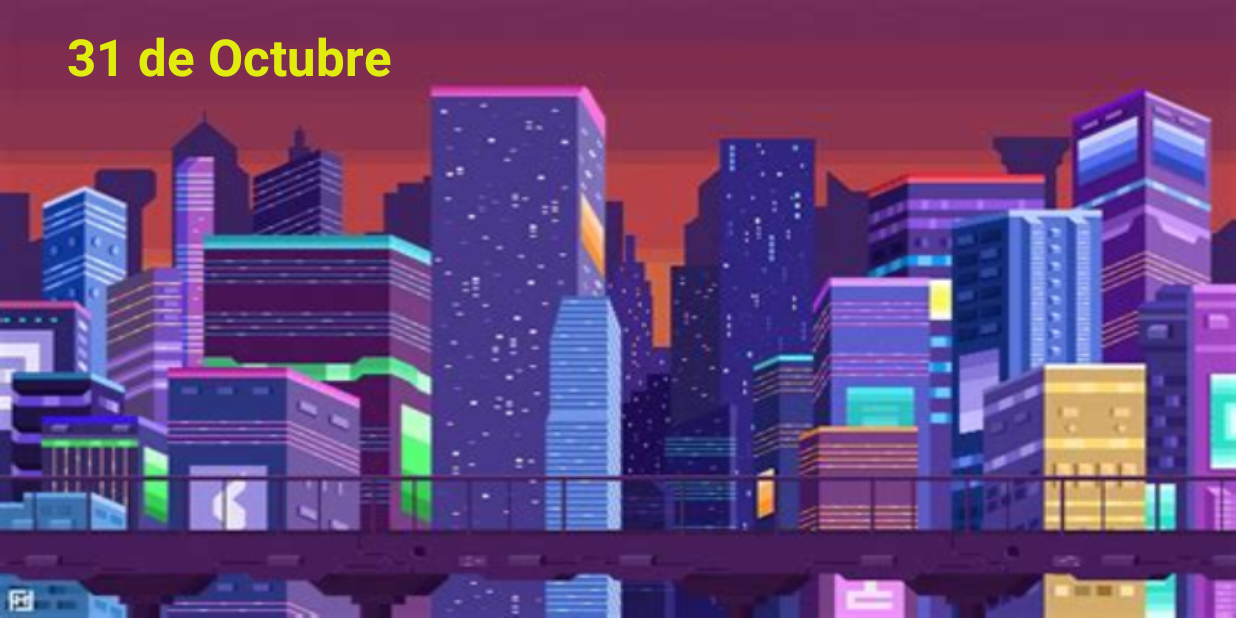
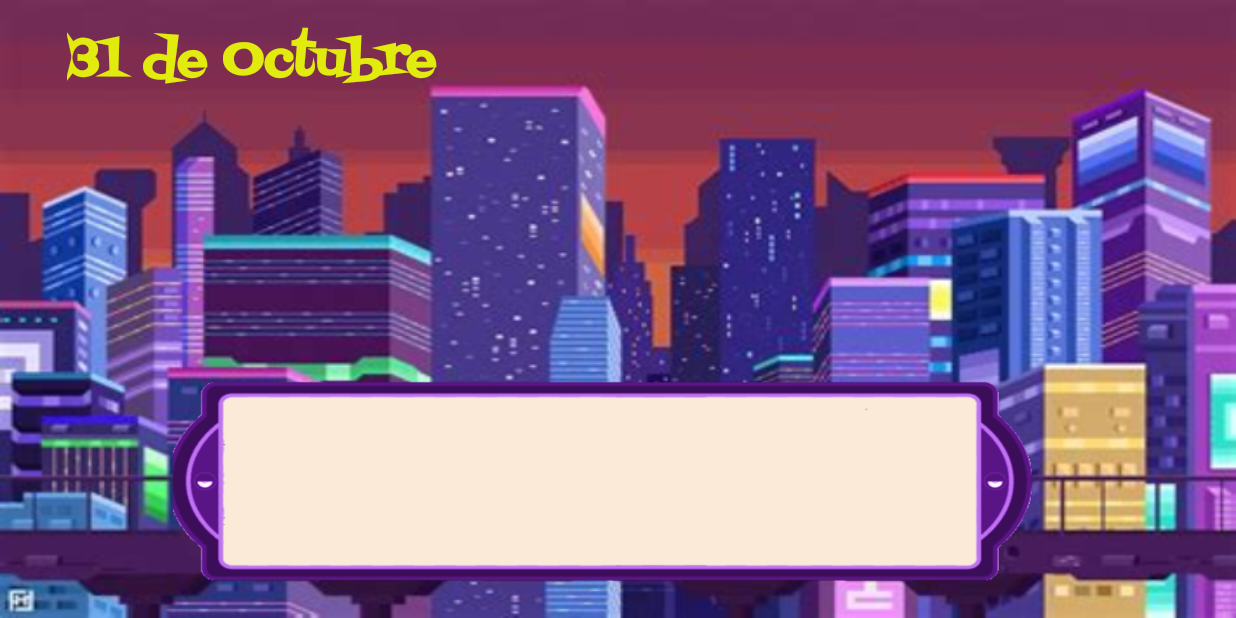
Before and after one commit to Nailalvz/AventuraTextual, an Android app: the MainActivity screen opened directly, with no data from a screen before it, on a phone screen of 824 x 412 dp (held sideways). Run offline under Robolectric (Android 15) with nearby library versions, the phone set to English and light mode, and no system bars.

Commit message:
Portada y primer activity

```diff
--- a/AventuraTextual/app/src/main/java/com/example/aventuratextual/MainActivity.java
+++ b/AventuraTextual/app/src/main/java/com/example/aventuratextual/MainActivity.java
@@ -3,23 +3,40 @@ package com.example.aventuratextual;
 import androidx.appcompat.app.AppCompatActivity;
 
 import android.content.Intent;
+import android.media.Image;
 import android.os.Bundle;
+import android.view.View;
+import android.widget.ImageView;
 
+import java.util.ArrayList;
 import java.util.Timer;
 import java.util.TimerTask;
 
 public class MainActivity extends AppCompatActivity {
+
+    private ImageView fondo, cuadroTexto; //Fondo de pantalla y cuadro de texto
+
+    private int contador = 0;
 
     @Override
     protected void onCreate(Bundle savedInstanceState) {
         super.onCreate(savedInstanceState);
         setContentView(R.layout.activity_main);
 
+        fondo = (ImageView) findViewById(R.id.imageView);
+        cuadroTexto = (ImageView) findViewById(R.id.imageView2);
+
+        ArrayList <String> historia = new ArrayList<String>();
+        historia.add("Es el día de Halloween, un grupo de amigos decide celebrarlo, pero ya son un poco mayores " +
+                "para los disfraces y este año les apetece hacer algo diferente");
+        historia.add("Llevaban días pensando qué hacer para que fuera especial y tener un recuerdo memorable.");
+        historia.add("Se les ocurrió que era una buena idea celebrarlo en el cementerio, contando historias de terror, probando a hacer rituales y ,por supuesto, bebiendo");
+
+
         Typewriter txtView = findViewById(R.id.type_Characters);
-        txtView.setText("");
         txtView.setCharacterDelay(150);
+        txtView.animatedText("31 de Octubre");
 
-        txtView.animatedText("31 de Octubre");
         super.onStart();
         final Timer t = new Timer();
         t.schedule(new TimerTask() {
@@ -30,6 +47,26 @@ public class MainActivity extends AppCompatActivity {
         }, 4000);
 
 
+        fondo.setOnClickListener(new View.OnClickListener() {
+            @Override
+            public void onClick(View view) {
+                String text = historia.get(contador);
+                Typewriter texto = findViewById(R.id.type_textView);
+                texto.setCharacterDelay(100);
+                texto.animatedText(text);
+                contador++;
+            }
+        });
+
+
+
+
+
+
+
+
+
+
 
     }
 }
--- a/AventuraTextual/app/src/main/res/layout/activity_main.xml
+++ b/AventuraTextual/app/src/main/res/layout/activity_main.xml
@@ -28,6 +28,7 @@
         android:textAlignment="textStart"
         android:textColor="@color/yellow"
         android:textSize="34sp"
+        android:fontFamily="@font/tipografiaportada"
         android:textStyle="bold"
         app:layout_constraintBottom_toBottomOf="parent"
         app:layout_constraintHorizontal_bias="0.12"
@@ -36,5 +37,33 @@
         app:layout_constraintTop_toTopOf="parent"
         app:layout_constraintVertical_bias="0.051"/>
 
+    <ImageView
+        android:id="@+id/imageView2"
+        android:layout_width="685dp"
+        android:layout_height="151dp"
+        android:contentDescription="@string/cuadrotexto"
+        app:layout_constraintBottom_toBottomOf="@+id/imageView"
+        app:layout_constraintEnd_toEndOf="@+id/imageView"
+        app:layout_constraintHorizontal_bias="0.415"
+        app:layout_constraintStart_toStartOf="parent"
+        app:layout_constraintTop_toTopOf="parent"
+        app:layout_constraintVertical_bias="0.944"
+        app:srcCompat="@drawable/cuadrotexto" />
+
+    <com.example.aventuratextual.Typewriter
+        android:id="@+id/type_textView"
+        android:layout_width="470dp"
+        android:layout_height="87dp"
+        android:fontFamily="@font/tipografiaportada"
+        android:text=""
+        android:textAlignment="textStart"
+        android:textColor="@color/black"
+        app:layout_constraintBottom_toBottomOf="parent"
+        app:layout_constraintEnd_toEndOf="parent"
+        app:layout_constraintHorizontal_bias="0.498"
+        app:layout_constraintStart_toStartOf="parent"
+        app:layout_constraintTop_toTopOf="parent"
+        app:layout_constraintVertical_bias="0.851" />
+
 
 </androidx.constraintlayout.widget.ConstraintLayout>
--- a/AventuraTextual/app/src/main/res/values/strings.xml
+++ b/AventuraTextual/app/src/main/res/values/strings.xml
@@ -1,4 +1,5 @@
 <resources>
     <string name="app_name">AventuraTextual</string>
     <string name="ciudad">ciudad</string>
+    <string name="cuadrotexto">cuadrotexto</string>
 </resources>
```
Also changed, not shown: AventuraTextual/app/src/main/res/drawable/cuadrotexto.png, AventuraTextual/app/src/main/res/font/game.ttf (added).
